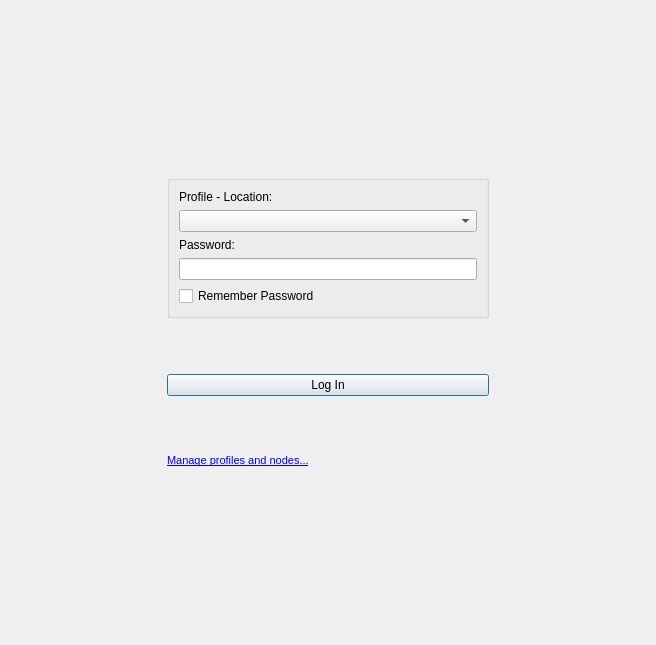
RetroShare/RetroShare, file retroshare-gui/src/gui/StartDialog.ui: the form before one commit.
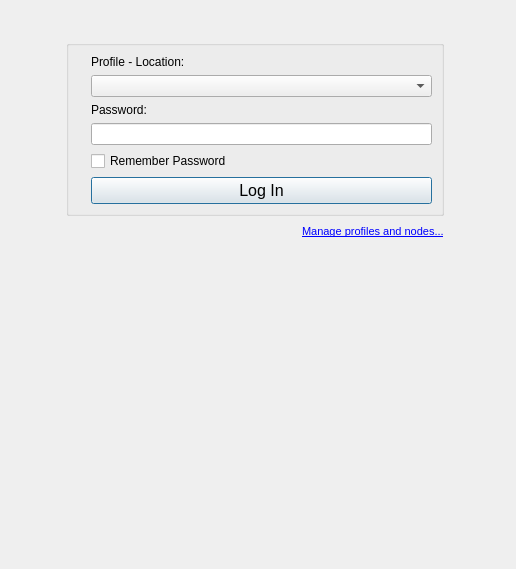
The form after the commit. Icons and pictures are not drawn. Custom widgets are drawn as their Qt base class.

The edit to the form file:
```diff
--- a/retroshare-gui/src/gui/StartDialog.ui
+++ b/retroshare-gui/src/gui/StartDialog.ui
@@ -6,8 +6,8 @@
    <rect>
     <x>0</x>
     <y>0</y>
-    <width>656</width>
-    <height>645</height>
+    <width>516</width>
+    <height>569</height>
    </rect>
   </property>
   <property name="windowTitle">
@@ -129,7 +129,52 @@
        </item>
       </layout>
      </item>
-     <item row="1" column="1" rowspan="2" colspan="2">
+     <item row="1" column="2" rowspan="2">
+      <spacer name="horizontalSpacer_4">
+       <property name="orientation">
+        <enum>Qt::Horizontal</enum>
+       </property>
+       <property name="sizeType">
+        <enum>QSizePolicy::Minimum</enum>
+       </property>
+       <property name="sizeHint" stdset="0">
+        <size>
+         <width>60</width>
+         <height>20</height>
+        </size>
+       </property>
+      </spacer>
+     </item>
+     <item row="4" column="0" colspan="3">
+      <spacer name="verticalSpacer">
+       <property name="orientation">
+        <enum>Qt::Vertical</enum>
+       </property>
+       <property name="sizeHint" stdset="0">
+        <size>
+         <width>20</width>
+         <height>40</height>
+        </size>
+       </property>
+      </spacer>
+     </item>
+     <item row="1" column="0" rowspan="2">
+      <spacer name="horizontalSpacer_3">
+       <property name="orientation">
+        <enum>Qt::Horizontal</enum>
+       </property>
+       <property name="sizeType">
+        <enum>QSizePolicy::Minimum</enum>
+       </property>
+       <property name="sizeHint" stdset="0">
+        <size>
+         <width>60</width>
+         <height>20</height>
+        </size>
+       </property>
+      </spacer>
+     </item>
+     <item row="2" column="1">
       <widget class="QGroupBox" name="profilGBox">
        <property name="enabled">
         <bool>true</bool>
@@ -140,35 +185,79 @@
          <verstretch>0</verstretch>
         </sizepolicy>
        </property>
+       <property name="styleSheet">
+        <string notr="true"/>
+       </property>
        <property name="title">
         <string/>
        </property>
-       <layout class="QVBoxLayout" name="profilGBoxVLayout">
-        <item>
-         <widget class="QLabel" name="nameLabel">
+       <layout class="QGridLayout" name="gridLayout_3">
+        <property name="leftMargin">
+         <number>9</number>
+        </property>
+        <item row="1" column="0">
+         <widget class="QLabel" name="label_9">
+          <property name="maximumSize">
+           <size>
+            <width>22</width>
+            <height>22</height>
+           </size>
+          </property>
           <property name="text">
-           <string>Profile - Location:</string>
+           <string/>
+          </property>
+          <property name="pixmap">
+           <pixmap resource="icons.qrc">:/icons/svg/person.svg</pixmap>
+          </property>
+          <property name="scaledContents">
+           <bool>true</bool>
           </property>
          </widget>
         </item>
-        <item>
+        <item row="1" column="1">
          <widget class="QComboBox" name="loadName"/>
         </item>
-        <item>
-         <widget class="QLabel" name="passwordLabel">
+        <item row="3" column="0">
+         <widget class="QLabel" name="label_11">
+          <property name="maximumSize">
+           <size>
+            <width>22</width>
+            <height>22</height>
+           </size>
+          </property>
           <property name="text">
-           <string>Password:</string>
+           <string/>
+          </property>
+          <property name="pixmap">
+           <pixmap resource="icons.qrc">:/icons/svg/password.svg</pixmap>
+          </property>
+          <property name="scaledContents">
+           <bool>true</bool>
           </property>
          </widget>
         </item>
-        <item>
+        <item row="3" column="1">
          <widget class="QLineEdit" name="password_input">
           <property name="echoMode">
            <enum>QLineEdit::Password</enum>
           </property>
          </widget>
         </item>
-        <item>
+        <item row="2" column="1">
+         <widget class="QLabel" name="label_10">
+          <property name="text">
+           <string>Password:</string>
+          </property>
+         </widget>
+        </item>
+        <item row="0" column="1">
+         <widget class="QLabel" name="label_8">
+          <property name="text">
+           <string>Profile - Location:</string>
+          </property>
+         </widget>
+        </item>
+        <item row="4" column="1">
          <widget class="QCheckBox" name="autologin_checkbox">
           <property name="text">
            <string>Remember Password</string>
@@ -178,66 +267,67 @@
           </property>
          </widget>
         </item>
+        <item row="5" column="1">
+         <widget class="QPushButton" name="loadButton">
+          <property name="font">
+           <font>
+            <pointsize>12</pointsize>
+           </font>
+          </property>
+          <property name="text">
+           <string>Log In</string>
+          </property>
+          <property name="default">
+           <bool>true</bool>
+          </property>
+          <property name="flat">
+           <bool>false</bool>
+          </property>
+         </widget>
+        </item>
        </layout>
       </widget>
      </item>
-     <item row="3" column="1" colspan="2">
-      <widget class="QPushButton" name="loadButton">
-       <property name="text">
-        <string>Log In</string>
-       </property>
-       <property name="default">
-        <bool>true</bool>
-       </property>
-       <property name="flat">
-        <bool>false</bool>
-       </property>
-      </widget>
-     </item>
-     <item row="4" column="1" colspan="2">
-      <widget class="QLabel" name="labelProfile">
-       <property name="toolTip">
-        <string>Opens a dialog for creating a new profile or 
+     <item row="3" column="1">
+      <layout class="QHBoxLayout" name="horizontalLayout">
+       <item>
+        <spacer name="horizontalSpacer_5">
+         <property name="orientation">
+          <enum>Qt::Horizontal</enum>
+         </property>
+         <property name="sizeHint" stdset="0">
+          <size>
+           <width>40</width>
+           <height>20</height>
+          </size>
+         </property>
+        </spacer>
+       </item>
+       <item>
+        <widget class="QLabel" name="labelProfile">
+         <property name="toolTip">
+          <string>Opens a dialog for creating a new profile or 
 adding locations to an existing profile. 
 The current identities/locations will not be affected.</string>
-       </property>
-       <property name="text">
-        <string>&lt;!DOCTYPE HTML PUBLIC &quot;-//W3C//DTD HTML 4.0//EN&quot; &quot;http://www.w3.org/TR/REC-html40/strict.dtd&quot;&gt;
+         </property>
+         <property name="styleSheet">
+          <string notr="true"/>
+         </property>
+         <property name="text">
+          <string>&lt;!DOCTYPE HTML PUBLIC &quot;-//W3C//DTD HTML 4.0//EN&quot; &quot;http://www.w3.org/TR/REC-html40/strict.dtd&quot;&gt;
 &lt;html&gt;&lt;head&gt;&lt;meta name=&quot;qrichtext&quot; content=&quot;1&quot; /&gt;&lt;style type=&quot;text/css&quot;&gt;
 p, li { white-space: pre-wrap; }
 &lt;/style&gt;&lt;/head&gt;&lt;body style=&quot; font-family:'Sans'; font-size:10pt; font-weight:400; font-style:normal;&quot;&gt;
 &lt;p style=&quot; margin-top:0px; margin-bottom:0px; margin-left:0px; margin-right:0px; -qt-block-indent:0; text-indent:0px;&quot;&gt;&lt;a href=&quot;Create new Profile...&quot;&gt;&lt;span style=&quot; font-family:'MS Shell Dlg 2'; font-size:8pt; text-decoration: underline; color:#0000ff;&quot;&gt;Manage profiles and nodes...&lt;/span&gt;&lt;/a&gt;&lt;/p&gt;&lt;/body&gt;&lt;/html&gt;</string>
-       </property>
-      </widget>
-     </item>
-     <item row="5" column="0" colspan="4">
-      <widget class="LogoBar" name="callBarFrame">
-       <property name="minimumSize">
-        <size>
-         <width>16</width>
-         <height>65</height>
-        </size>
-       </property>
-       <property name="frameShape">
-        <enum>QFrame::NoFrame</enum>
-       </property>
-       <property name="frameShadow">
-        <enum>QFrame::Raised</enum>
-       </property>
-      </widget>
+         </property>
+        </widget>
+       </item>
+      </layout>
      </item>
     </layout>
    </item>
   </layout>
  </widget>
- <customwidgets>
-  <customwidget>
-   <class>LogoBar</class>
-   <extends>QFrame</extends>
-   <header>gui/LogoBar.h</header>
-   <container>1</container>
-  </customwidget>
- </customwidgets>
  <resources>
   <include location="images.qrc"/>
  </resources>
```
Left out of the diff: 9 changed lines with no effect on the pictures.
